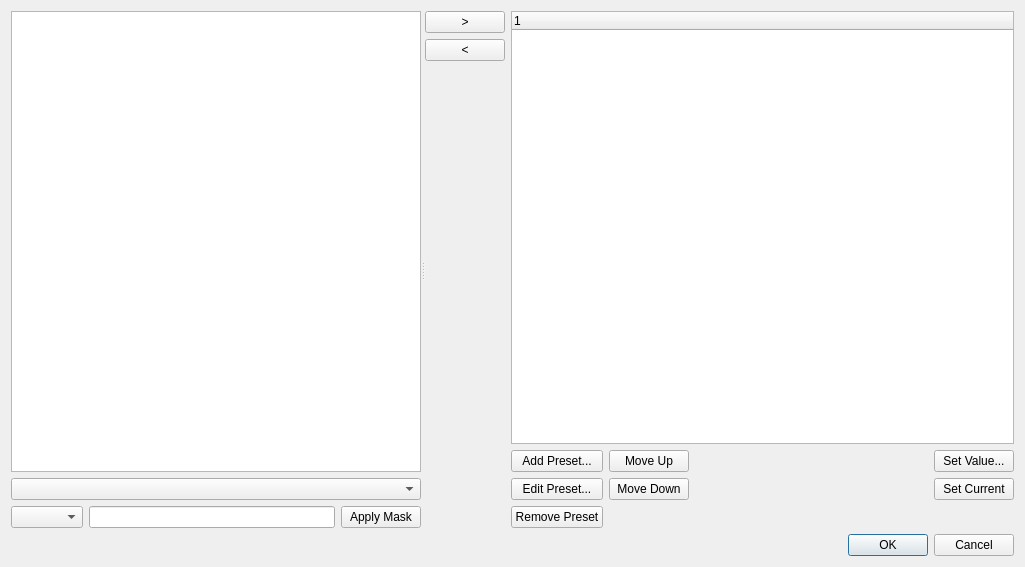
First picture: the form in TuningClient/DialogPresetEditor.ui, repository whiteman-kr/u7set, before the edit.
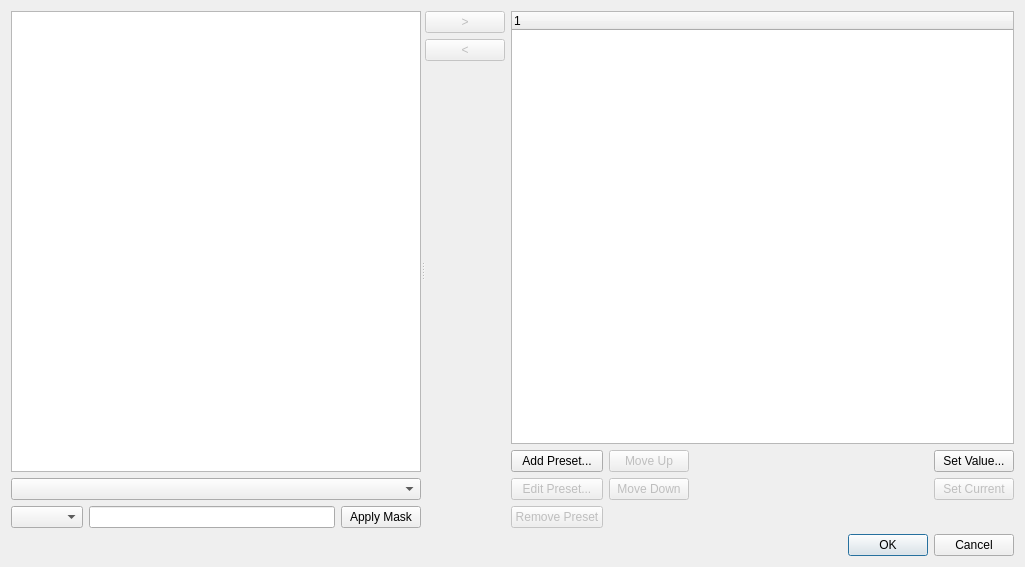
Second picture: the form after the edit.

Commit message: RPCT-1029, TuningClient: presets signals values editing

```diff
--- a/TuningClient/DialogPresetEditor.ui
+++ b/TuningClient/DialogPresetEditor.ui
@@ -54,6 +54,9 @@
           <layout class="QVBoxLayout" name="verticalLayout_3">
            <item>
             <widget class="QPushButton" name="m_add">
+             <property name="enabled">
+              <bool>false</bool>
+             </property>
              <property name="text">
               <string>&gt;</string>
              </property>
@@ -61,6 +64,9 @@
            </item>
            <item>
             <widget class="QPushButton" name="m_remove">
+             <property name="enabled">
+              <bool>false</bool>
+             </property>
              <property name="text">
               <string>&lt;</string>
              </property>
@@ -96,6 +102,9 @@
             <layout class="QGridLayout" name="gridLayout">
              <item row="3" column="3">
               <widget class="QPushButton" name="m_setCurrent">
+               <property name="enabled">
+                <bool>false</bool>
+               </property>
                <property name="text">
                 <string>Set Current</string>
                </property>
@@ -103,6 +112,9 @@
              </item>
              <item row="2" column="1">
               <widget class="QPushButton" name="m_moveUp">
+               <property name="enabled">
+                <bool>false</bool>
+               </property>
                <property name="text">
                 <string>Move Up</string>
                </property>
@@ -117,6 +129,9 @@
              </item>
              <item row="4" column="0">
               <widget class="QPushButton" name="m_removePreset">
+               <property name="enabled">
+                <bool>false</bool>
+               </property>
                <property name="text">
                 <string>Remove Preset</string>
                </property>
@@ -124,6 +139,9 @@
              </item>
              <item row="3" column="0">
               <widget class="QPushButton" name="m_editPreset">
+               <property name="enabled">
+                <bool>false</bool>
+               </property>
                <property name="text">
                 <string>Edit Preset...</string>
                </property>
@@ -131,6 +149,9 @@
              </item>
              <item row="3" column="1">
               <widget class="QPushButton" name="m_moveDown">
+               <property name="enabled">
+                <bool>false</bool>
+               </property>
                <property name="text">
                 <string>Move Down</string>
                </property>
```
The commit also changes 13 other files.
